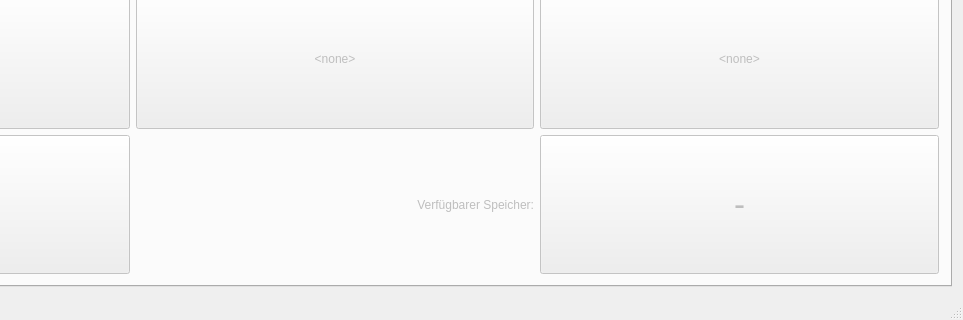
First picture: the form in mainwindow.ui, repository CalamariFritti/DesktopUiQt, before the edit; both pictures show x 317 to 1280 and y 488 to 808 of the 1280 by 808 pixel window.
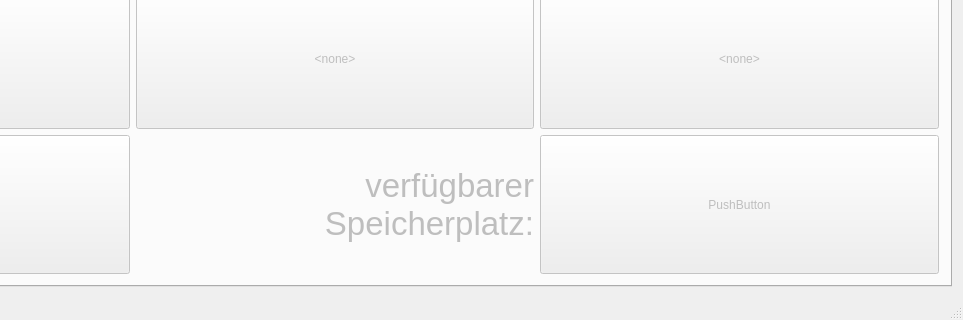
Second picture: the form after the edit. The open tabs and pages were chosen to show the change. Custom widgets are drawn as their Qt base class.

What changed in the file:
```diff
--- a/mainwindow.ui
+++ b/mainwindow.ui
@@ -243,30 +243,31 @@
            </widget>
           </item>
           <item>
-           <widget class="QLabel" name="label_23">
-            <property name="text">
-             <string>Verfügbarer Speicher:</string>
-            </property>
-            <property name="alignment">
-             <set>Qt::AlignRight|Qt::AlignTrailing|Qt::AlignVCenter</set>
-            </property>
-           </widget>
-          </item>
-          <item>
-           <widget class="QPushButton" name="memoryValueButton">
-            <property name="sizePolicy">
-             <sizepolicy hsizetype="Minimum" vsizetype="Preferred">
-              <horstretch>0</horstretch>
-              <verstretch>0</verstretch>
-             </sizepolicy>
-            </property>
+           <widget class="QLabel" name="label_13">
             <property name="font">
              <font>
               <pointsize>25</pointsize>
              </font>
             </property>
             <property name="text">
-             <string>-</string>
+             <string>verfügbarer
+Speicherplatz:</string>
+            </property>
+            <property name="alignment">
+             <set>Qt::AlignRight|Qt::AlignTrailing|Qt::AlignVCenter</set>
+            </property>
+           </widget>
+          </item>
+          <item>
+           <widget class="QPushButton" name="memoryValueButton">
+            <property name="sizePolicy">
+             <sizepolicy hsizetype="Minimum" vsizetype="Preferred">
+              <horstretch>0</horstretch>
+              <verstretch>0</verstretch>
+             </sizepolicy>
+            </property>
+            <property name="text">
+             <string>PushButton</string>
             </property>
            </widget>
           </item>
```
Left out of the diff: 6 changed lines with no effect on the pictures.
